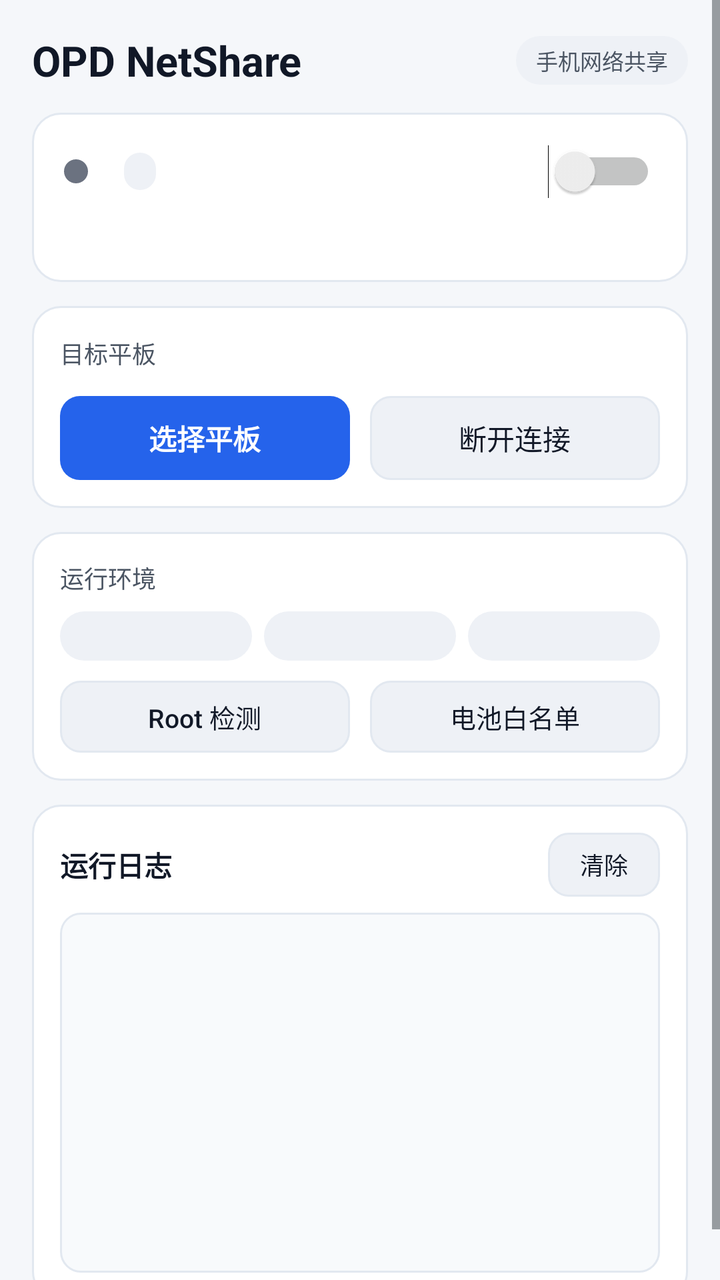
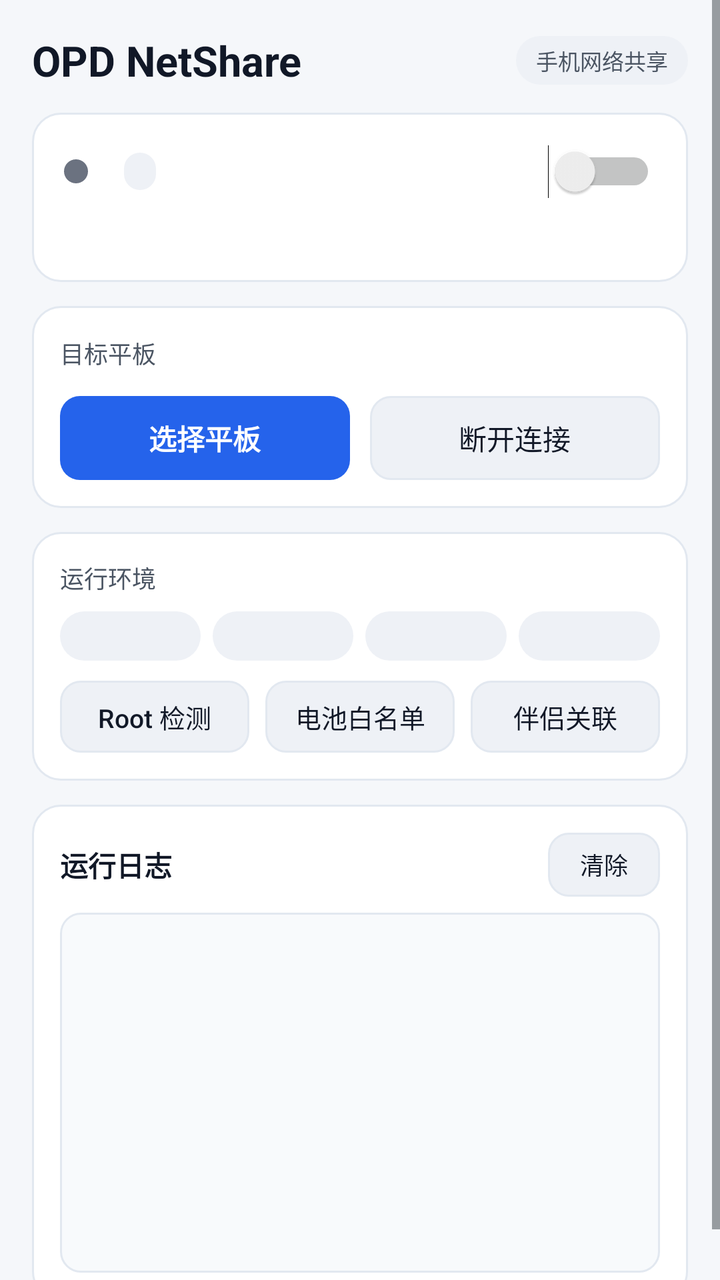

Two renders of the same Android screen: before a commit and after it. Below are the layout's source before the change and the commit's diff.
<!-- AndroidManifest.xml: application theme Theme.OpdNetShare -->
<!-- res/layout/activity_main.xml -->
<?xml version="1.0" encoding="utf-8"?>
<ScrollView xmlns:android="http://schemas.android.com/apk/res/android"
    android:id="@+id/root_scroll"
    android:layout_width="match_parent"
    android:layout_height="match_parent"
    android:background="@color/bg_page"
    android:fillViewport="true"
    android:fitsSystemWindows="true">

    <LinearLayout
        android:layout_width="match_parent"
        android:layout_height="wrap_content"
        android:orientation="vertical"
        android:padding="16dp">

        
        <LinearLayout
            android:layout_width="match_parent"
            android:layout_height="wrap_content"
            android:gravity="center_vertical"
            android:orientation="horizontal"
            android:paddingBottom="12dp">

            <TextView
                android:layout_width="0dp"
                android:layout_height="wrap_content"
                android:layout_weight="1"
                android:text="@string/app_name"
                android:textColor="@color/text_primary"
                android:textSize="21sp"
                android:textStyle="bold" />

            <TextView
                android:layout_width="wrap_content"
                android:layout_height="wrap_content"
                android:background="@drawable/bg_pill"
                android:paddingStart="10dp"
                android:paddingTop="4dp"
                android:paddingEnd="10dp"
                android:paddingBottom="4dp"
                android:text="@string/app_subtitle"
                android:textColor="@color/text_secondary"
                android:textSize="11sp" />
        </LinearLayout>

        
        <LinearLayout
            android:id="@+id/status_card"
            android:layout_width="match_parent"
            android:layout_height="wrap_content"
            android:background="@drawable/bg_card"
            android:orientation="vertical"
            android:padding="16dp">

            <LinearLayout
                android:layout_width="match_parent"
                android:layout_height="wrap_content"
                android:gravity="center_vertical"
                android:orientation="horizontal">

                <View
                    android:id="@+id/status_dot"
                    android:layout_width="12dp"
                    android:layout_height="12dp"
                    android:background="@drawable/dot_status" />

                <TextView
                    android:id="@+id/status_title"
                    android:layout_width="wrap_content"
                    android:layout_height="wrap_content"
                    android:layout_marginStart="10dp"
                    android:textColor="@color/text_primary"
                    android:textSize="20sp"
                    android:textStyle="bold" />

                <TextView
                    android:id="@+id/status_badge"
                    android:layout_width="wrap_content"
                    android:layout_height="wrap_content"
                    android:layout_marginStart="8dp"
                    android:background="@drawable/bg_pill"
                    android:paddingStart="8dp"
                    android:paddingTop="2dp"
                    android:paddingEnd="8dp"
                    android:paddingBottom="2dp"
                    android:textSize="11sp"
                    android:textStyle="bold" />

                <View
                    android:layout_width="0dp"
                    android:layout_height="0dp"
                    android:layout_weight="1" />

                <Switch
                    android:id="@+id/enable_switch"
                    android:layout_width="wrap_content"
                    android:layout_height="wrap_content" />
            </LinearLayout>

            <TextView
                android:id="@+id/status_detail"
                android:layout_width="match_parent"
                android:layout_height="wrap_content"
                android:layout_marginTop="8dp"
                android:textColor="@color/text_secondary"
                android:textSize="13sp" />

            <LinearLayout
                android:id="@+id/status_meta_row"
                android:layout_width="match_parent"
                android:layout_height="wrap_content"
                android:layout_marginTop="10dp"
                android:orientation="horizontal"
                android:visibility="gone">

                <TextView
                    android:id="@+id/p2p_chip"
                    android:layout_width="wrap_content"
                    android:layout_height="wrap_content"
                    android:background="@drawable/bg_pill"
                    android:paddingStart="10dp"
                    android:paddingTop="4dp"
                    android:paddingEnd="10dp"
                    android:paddingBottom="4dp"
                    android:textSize="12sp"
                    android:textStyle="bold"
                    android:visibility="gone" />

                <TextView
                    android:id="@+id/upstream_chip"
                    android:layout_width="wrap_content"
                    android:layout_height="wrap_content"
                    android:layout_marginStart="8dp"
                    android:background="@drawable/bg_pill"
                    android:paddingStart="10dp"
                    android:paddingTop="4dp"
                    android:paddingEnd="10dp"
                    android:paddingBottom="4dp"
                    android:textSize="12sp"
                    android:textStyle="bold"
                    android:visibility="gone" />
            </LinearLayout>
        </LinearLayout>

        
        <LinearLayout
            android:layout_width="match_parent"
            android:layout_height="wrap_content"
            android:layout_marginTop="12dp"
            android:background="@drawable/bg_card"
            android:orientation="vertical"
            android:padding="14dp">

            <LinearLayout
                android:layout_width="match_parent"
                android:layout_height="wrap_content"
                android:gravity="center_vertical"
                android:orientation="horizontal">

                <TextView
                    android:layout_width="wrap_content"
                    android:layout_height="wrap_content"
                    android:text="@string/label_target_device"
                    android:textColor="@color/text_secondary"
                    android:textSize="12sp" />

                <TextView
                    android:id="@+id/target_name"
                    android:layout_width="0dp"
                    android:layout_height="wrap_content"
                    android:layout_marginStart="10dp"
                    android:layout_weight="1"
                    android:ellipsize="end"
                    android:gravity="end"
                    android:maxLines="1"
                    android:textColor="@color/text_primary"
                    android:textSize="14sp"
                    android:textStyle="bold" />
            </LinearLayout>

            <TextView
                android:id="@+id/target_mac"
                android:layout_width="match_parent"
                android:layout_height="wrap_content"
                android:layout_marginTop="2dp"
                android:gravity="end"
                android:textColor="@color/text_muted"
                android:textSize="11sp"
                android:typeface="monospace"
                android:visibility="gone" />

            <LinearLayout
                android:layout_width="match_parent"
                android:layout_height="wrap_content"
                android:layout_marginTop="12dp"
                android:orientation="horizontal">

                <Button
                    android:id="@+id/btn_pick_device"
                    style="@style/OpdButtonPrimary"
                    android:layout_width="0dp"
                    android:layout_height="wrap_content"
                    android:layout_weight="1"
                    android:text="@string/btn_pick_device" />

                <Button
                    android:id="@+id/btn_disconnect"
                    style="@style/OpdButtonSecondary"
                    android:layout_width="0dp"
                    android:layout_height="wrap_content"
                    android:layout_marginStart="10dp"
                    android:layout_weight="1"
                    android:text="@string/btn_disconnect" />
            </LinearLayout>
        </LinearLayout>

        
        <LinearLayout
            android:layout_width="match_parent"
            android:layout_height="wrap_content"
            android:layout_marginTop="12dp"
            android:background="@drawable/bg_card"
            android:orientation="vertical"
            android:padding="14dp">

            <TextView
                android:layout_width="wrap_content"
                android:layout_height="wrap_content"
                android:text="@string/label_env"
                android:textColor="@color/text_secondary"
                android:textSize="12sp" />

            <LinearLayout
                android:layout_width="match_parent"
                android:layout_height="wrap_content"
                android:layout_marginTop="8dp"
                android:orientation="horizontal">

                <TextView
                    android:id="@+id/env_perm_badge"
                    android:layout_width="0dp"
                    android:layout_height="wrap_content"
                    android:layout_weight="1"
                    android:background="@drawable/bg_pill"
                    android:ellipsize="end"
                    android:gravity="center"
                    android:maxLines="1"
                    android:paddingStart="6dp"
                    android:paddingTop="5dp"
                    android:paddingEnd="6dp"
                    android:paddingBottom="5dp"
                    android:textSize="11sp"
                    android:textStyle="bold" />

                <TextView
                    android:id="@+id/env_root_badge"
                    android:layout_width="0dp"
                    android:layout_height="wrap_content"
                    android:layout_marginStart="6dp"
                    android:layout_weight="1"
                    android:background="@drawable/bg_pill"
                    android:ellipsize="end"
                    android:gravity="center"
                    android:maxLines="1"
                    android:paddingStart="6dp"
                    android:paddingTop="5dp"
                    android:paddingEnd="6dp"
                    android:paddingBottom="5dp"
                    android:textSize="11sp"
                    android:textStyle="bold" />

                <TextView
                    android:id="@+id/env_battery_badge"
                    android:layout_width="0dp"
                    android:layout_height="wrap_content"
                    android:layout_marginStart="6dp"
                    android:layout_weight="1"
                    android:background="@drawable/bg_pill"
                    android:ellipsize="end"
                    android:gravity="center"
                    android:maxLines="1"
                    android:paddingStart="6dp"
                    android:paddingTop="5dp"
                    android:paddingEnd="6dp"
                    android:paddingBottom="5dp"
                    android:textSize="11sp"
                    android:textStyle="bold" />
            </LinearLayout>

            <LinearLayout
                android:layout_width="match_parent"
                android:layout_height="wrap_content"
                android:layout_marginTop="10dp"
                android:orientation="horizontal">

                <Button
                    android:id="@+id/btn_check_root"
                    style="@style/OpdButtonCompact"
                    android:layout_width="0dp"
                    android:layout_height="wrap_content"
                    android:layout_weight="1"
                    android:text="@string/btn_check_root" />

                <Button
                    android:id="@+id/btn_battery"
                    style="@style/OpdButtonCompact"
                    android:layout_width="0dp"
                    android:layout_height="wrap_content"
                    android:layout_marginStart="10dp"
                    android:layout_weight="1"
                    android:text="@string/btn_battery" />
            </LinearLayout>
        </LinearLayout>

        
        <LinearLayout
            android:layout_width="match_parent"
            android:layout_height="0dp"
            android:layout_marginTop="12dp"
            android:layout_weight="1"
            android:background="@drawable/bg_card"
            android:orientation="vertical"
            android:padding="14dp">

            <LinearLayout
                android:layout_width="match_parent"
                android:layout_height="wrap_content"
                android:gravity="center_vertical"
                android:orientation="horizontal">

                <TextView
                    android:layout_width="wrap_content"
                    android:layout_height="wrap_content"
                    android:text="@string/label_log"
                    android:textColor="@color/text_primary"
                    android:textSize="14sp"
                    android:textStyle="bold" />

                <TextView
                    android:id="@+id/log_count"
                    android:layout_width="wrap_content"
                    android:layout_height="wrap_content"
                    android:layout_marginStart="8dp"
                    android:textColor="@color/text_muted"
                    android:textSize="12sp" />

                <View
                    android:layout_width="0dp"
                    android:layout_height="0dp"
                    android:layout_weight="1" />

                <Button
                    android:id="@+id/btn_clear_log"
                    style="@style/OpdButtonCompact"
                    android:layout_width="wrap_content"
                    android:layout_height="32dp"
                    android:minWidth="56dp"
                    android:minHeight="32dp"
                    android:paddingStart="12dp"
                    android:paddingEnd="12dp"
                    android:text="@string/btn_clear_log"
                    android:textSize="12sp" />
            </LinearLayout>

            <FrameLayout
                android:layout_width="match_parent"
                android:layout_height="0dp"
                android:layout_marginTop="8dp"
                android:layout_weight="1"
                android:background="@drawable/bg_log_box"
                android:minHeight="180dp">

                <ScrollView
                    android:id="@+id/log_scroll"
                    android:layout_width="match_parent"
                    android:layout_height="match_parent"
                    android:fadeScrollbars="false"
                    android:fillViewport="true"
                    android:padding="10dp"
                    android:scrollbars="vertical">

                    <TextView
                        android:id="@+id/log_text"
                        android:layout_width="match_parent"
                        android:layout_height="wrap_content"
                        android:lineSpacingExtra="2dp"
                        android:textColor="@color/text_log"
                        android:textIsSelectable="true"
                        android:textSize="11.5sp"
                        android:typeface="monospace" />
                </ScrollView>

                <TextView
                    android:id="@+id/log_empty"
                    android:layout_width="wrap_content"
                    android:layout_height="wrap_content"
                    android:layout_gravity="center"
                    android:text="@string/log_empty"
                    android:textColor="@color/text_muted"
                    android:textSize="12sp"
                    android:visibility="gone" />
            </FrameLayout>
        </LinearLayout>
    </LinearLayout>
</ScrollView>
<!-- resources referenced by this layout -->
<resources>
  <color name="bg_page">#F5F7FA</color>
  <color name="text_log">#1F2937</color>
  <color name="text_muted">#9CA3AF</color>
  <color name="text_primary">#111827</color>
  <color name="text_secondary">#4B5563</color>
  <!-- drawable bg_card (drawable) -->
  <?xml version="1.0" encoding="utf-8"?>
  <shape xmlns:android="http://schemas.android.com/apk/res/android"
      android:shape="rectangle">
      <solid android:color="@color/bg_card" />
      <stroke
          android:width="1dp"
          android:color="@color/border_subtle" />
      <corners android:radius="14dp" />
  </shape>
  <!-- drawable bg_log_box (drawable) -->
  <?xml version="1.0" encoding="utf-8"?>
  <shape xmlns:android="http://schemas.android.com/apk/res/android"
      android:shape="rectangle">
      <solid android:color="@color/bg_log" />
      <stroke
          android:width="1dp"
          android:color="@color/border_subtle" />
      <corners android:radius="10dp" />
  </shape>
  <!-- drawable bg_pill (drawable) -->
  <?xml version="1.0" encoding="utf-8"?>
  <shape xmlns:android="http://schemas.android.com/apk/res/android"
      android:shape="rectangle">
      <solid android:color="@color/bg_subtle" />
      <corners android:radius="999dp" />
  </shape>
  <!-- drawable dot_status (drawable) -->
  <?xml version="1.0" encoding="utf-8"?>
  <shape xmlns:android="http://schemas.android.com/apk/res/android"
      android:shape="oval">
      <solid android:color="@color/state_disabled_accent" />
  </shape>
  <string name="app_name">OPD NetShare</string>
  <string name="app_subtitle">手机网络共享</string>
  <string name="btn_battery">电池白名单</string>
  <string name="btn_check_root">Root 检测</string>
  <string name="btn_clear_log">清除</string>
  <string name="btn_disconnect">断开连接</string>
  <string name="btn_pick_device">选择平板</string>
  <string name="label_env">运行环境</string>
  <string name="label_log">运行日志</string>
  <string name="label_target_device">目标平板</string>
  <string name="log_empty">暂无日志</string>
  <style name="OpdButtonCompact">
          <item name="android:background">@drawable/bg_btn_secondary</item>
          <item name="android:textColor">@color/text_primary</item>
          <item name="android:textSize">13sp</item>
          <item name="android:minHeight">36dp</item>
          <item name="android:paddingStart">12dp</item>
          <item name="android:paddingEnd">12dp</item>
          <item name="android:stateListAnimator">@null</item>
          <item name="android:textAllCaps">false</item>
      </style>
  <style name="OpdButtonSecondary">
          <item name="android:background">@drawable/bg_btn_secondary</item>
          <item name="android:textColor">@color/text_primary</item>
          <item name="android:textSize">14sp</item>
          <item name="android:minHeight">42dp</item>
          <item name="android:paddingStart">16dp</item>
          <item name="android:paddingEnd">16dp</item>
          <item name="android:stateListAnimator">@null</item>
          <item name="android:textAllCaps">false</item>
      </style>
  <color name="bg_card">#FFFFFF</color>
  <color name="border_subtle">#E2E8F0</color>
  <color name="bg_log">#F8FAFC</color>
  <color name="bg_subtle">#EEF1F6</color>
  <color name="state_disabled_accent">#6B7280</color>
  <!-- drawable bg_btn_primary (drawable) -->
  <?xml version="1.0" encoding="utf-8"?>
  <ripple xmlns:android="http://schemas.android.com/apk/res/android"
      android:color="@color/ripple_light">
      <item>
          <shape android:shape="rectangle">
              <solid android:color="@color/accent_primary" />
              <corners android:radius="10dp" />
          </shape>
      </item>
  </ripple>
  <color name="on_accent_primary">#FFFFFF</color>
  <color name="ripple_dark">#1F000000</color>
  <color name="ripple_light">#33FFFFFF</color>
  <color name="accent_primary">#2563EB</color>
  <!-- unchanged entries left out for length: 3 -->
</resources>

<!-- the commit's change to res/layout/activity_main.xml (unified diff, before → after) -->
@@ -285,6 +285,23 @@
                     android:paddingBottom="5dp"
                     android:textSize="11sp"
                     android:textStyle="bold" />
+
+                <TextView
+                    android:id="@+id/env_cdm_badge"
+                    android:layout_width="0dp"
+                    android:layout_height="wrap_content"
+                    android:layout_marginStart="6dp"
+                    android:layout_weight="1"
+                    android:background="@drawable/bg_pill"
+                    android:ellipsize="end"
+                    android:gravity="center"
+                    android:maxLines="1"
+                    android:paddingStart="6dp"
+                    android:paddingTop="5dp"
+                    android:paddingEnd="6dp"
+                    android:paddingBottom="5dp"
+                    android:textSize="11sp"
+                    android:textStyle="bold" />
             </LinearLayout>
 
             <LinearLayout
@@ -306,9 +323,18 @@
                     style="@style/OpdButtonCompact"
                     android:layout_width="0dp"
                     android:layout_height="wrap_content"
-                    android:layout_marginStart="10dp"
+                    android:layout_marginStart="8dp"
                     android:layout_weight="1"
                     android:text="@string/btn_battery" />
+
+                <Button
+                    android:id="@+id/btn_companion"
+                    style="@style/OpdButtonCompact"
+                    android:layout_width="0dp"
+                    android:layout_height="wrap_content"
+                    android:layout_marginStart="8dp"
+                    android:layout_weight="1"
+                    android:text="@string/btn_companion" />
             </LinearLayout>
         </LinearLayout>
 
<!-- resource entries referenced after the edit -->
@@ -43,6 +43,7 @@
   <string name="btn_battery">电池白名单</string>
   <string name="btn_check_root">Root 检测</string>
   <string name="btn_clear_log">清除</string>
+  <string name="btn_companion">伴侣关联</string>
   <string name="btn_disconnect">断开连接</string>
   <string name="btn_pick_device">选择平板</string>
   <string name="label_env">运行环境</string>
